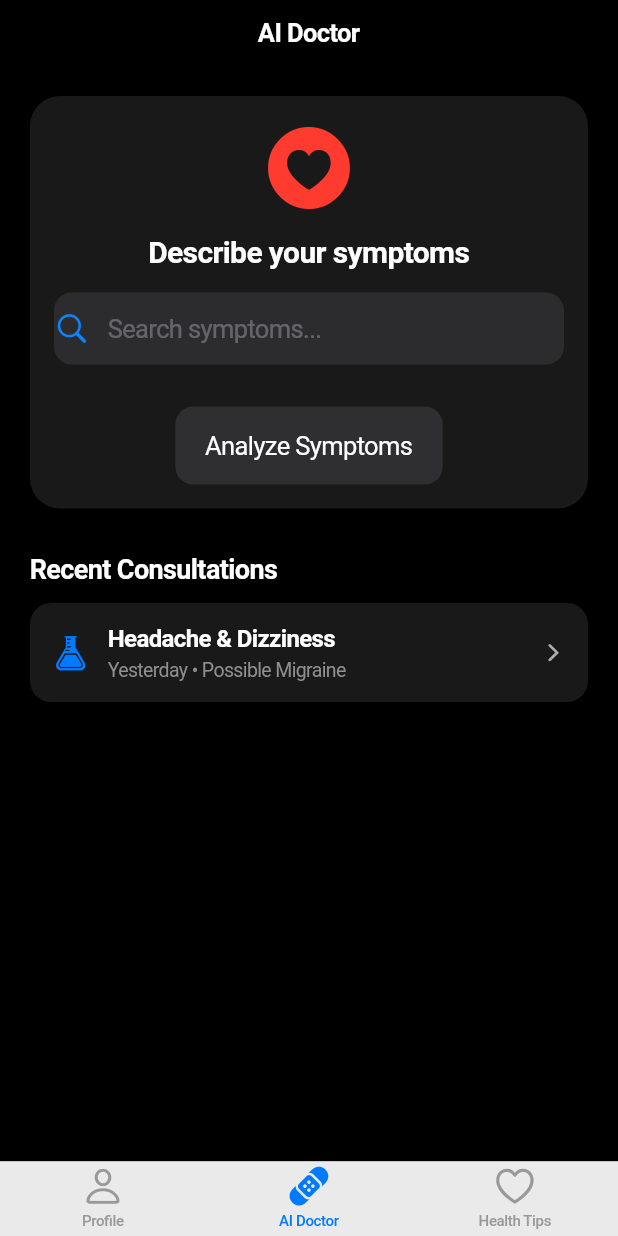
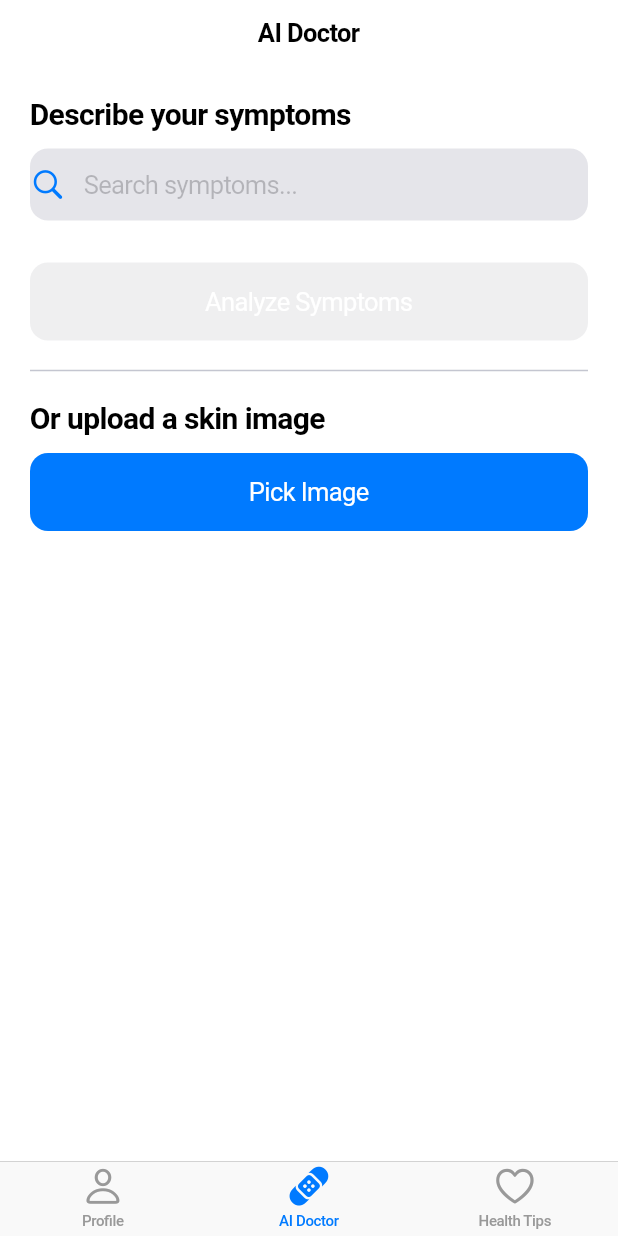
Before and after one commit to harshitt-goel/mydoc_ai, a Flutter app: the screen it shows after launch, item 2 of the bottom bar chosen, on a phone screen of 412 x 824 dp. Run offline on Flutter 3.47's test engine with Material 3 defaults, Android fonts, the phone set to English and light mode, and no system bars; our stand-ins replace flutter_dotenv, image_picker.

Commit message:
added image analysis

```diff
--- a/lib/pages/doctor_page.dart
+++ b/lib/pages/doctor_page.dart
@@ -1,5 +1,10 @@
+import 'dart:io';
+import 'dart:convert';
 import 'package:flutter/cupertino.dart';
 import 'package:flutter/material.dart';
+import 'package:image_picker/image_picker.dart';
+import 'package:http/http.dart' as http;
+import 'package:flutter_dotenv/flutter_dotenv.dart';
 import 'ai_service.dart';
 
 class DoctorPage extends StatefulWidget {
@@ -9,8 +14,8 @@ class DoctorPage extends StatefulWidget {
   State<DoctorPage> createState() => _DoctorPageState();
 }
 
-class _DoctorPageState extends State<DoctorPage>
-    with SingleTickerProviderStateMixin {
+class _DoctorPageState extends State<DoctorPage> {
+  // Symptom-related
   final List<String> _selectedSymptoms = [];
   final TextEditingController _symptomController = TextEditingController();
   final List<String> _allSymptoms = [
@@ -25,23 +30,21 @@ class _DoctorPageState extends State<DoctorPage>
     'Chest pain',
     'Muscle aches'
   ];
-
   List<String> _filteredSymptoms = [];
-  bool _isAnalyzing = false;
+  bool _isAnalyzingText = false;
   String _diagnosisResult = '';
   String _recommendedTreatment = '';
 
-  late AnimationController _animController;
-  late Animation<double> _fadeAnim;
+  // Image-related
+  File? _selectedImage;
+  bool _isAnalyzingImage = false;
+  String _imageDiagnosis = '';
 
   @override
   void initState() {
     super.initState();
     _filteredSymptoms = _allSymptoms;
     _symptomController.addListener(_filterSymptoms);
-    _animController =
-        AnimationController(vsync: this, duration: const Duration(milliseconds: 800));
-    _fadeAnim = CurvedAnimation(parent: _animController, curve: Curves.easeInOut);
   }
 
   void _filterSymptoms() {
@@ -80,7 +83,7 @@ class _DoctorPageState extends State<DoctorPage>
     if (_selectedSymptoms.isEmpty) return;
 
     setState(() {
-      _isAnalyzing = true;
+      _isAnalyzingText = true;
       _diagnosisResult = '';
       _recommendedTreatment = '';
     });
@@ -91,14 +94,69 @@ class _DoctorPageState extends State<DoctorPage>
         _diagnosisResult = "AI Diagnosis";
         _recommendedTreatment = result;
       });
-      _animController.forward(from: 0);
     } catch (e) {
       setState(() {
         _diagnosisResult = "Error";
         _recommendedTreatment = e.toString();
       });
     } finally {
-      setState(() => _isAnalyzing = false);
+      setState(() => _isAnalyzingText = false);
+    }
+  }
+
+  Future<void> _pickImage() async {
+    final picker = ImagePicker();
+    final pickedFile = await picker.pickImage(source: ImageSource.gallery);
+
+    if (pickedFile != null) {
+      setState(() {
+        _selectedImage = File(pickedFile.path);
+        _imageDiagnosis = '';
+      });
+      await _analyzeImage(_selectedImage!);
+    }
+  }
+
+  Future<void> _analyzeImage(File image) async {
+    setState(() {
+      _isAnalyzingImage = true;
+      _imageDiagnosis = '';
+    });
+
+    final bytes = await image.readAsBytes();
+    final apiKey = dotenv.env['HUGGINGFACE_API_KEY'];
+    const String apiUrl =
+        'https://api-inference.huggingface.co/models/dima806/skin-disease-classification';
+
+    try {
+      final response = await http.post(
+        Uri.parse(apiUrl),
+        headers: {
+          'Authorization': 'Bearer $apiKey',
+          'Content-Type': 'application/octet-stream',
+        },
+        body: bytes,
+      );
+
+      if (response.statusCode == 200) {
+        final resultJson = json.decode(response.body);
+        final prediction = resultJson[0]['label'];
+        final confidence = (resultJson[0]['score'] * 100).toStringAsFixed(2);
+
+        setState(() {
+          _imageDiagnosis = '$prediction (Confidence: $confidence%)';
+        });
+      } else {
+        setState(() {
+          _imageDiagnosis = 'API Error: ${response.statusCode}';
+        });
+      }
+    } catch (e) {
+      setState(() {
+        _imageDiagnosis = 'Error: $e';
+      });
+    } finally {
+      setState(() => _isAnalyzingImage = false);
     }
   }
 
@@ -114,8 +172,7 @@ class _DoctorPageState extends State<DoctorPage>
       child: Row(
         mainAxisSize: MainAxisSize.min,
         children: [
-          Text(text,
-              style: const TextStyle(color: CupertinoColors.white, fontSize: 14)),
+          Text(text, style: const TextStyle(color: CupertinoColors.white, fontSize: 14)),
           const SizedBox(width: 6),
           GestureDetector(
             onTap: () => _removeSymptom(text),
@@ -128,17 +185,8 @@ class _DoctorPageState extends State<DoctorPage>
   }
 
   @override
-  void dispose() {
-    _symptomController.dispose();
-    _animController.dispose();
-    super.dispose();
-  }
-
-  @override
   Widget build(BuildContext context) {
-    return CupertinoApp(
-      theme: const CupertinoThemeData(brightness: Brightness.dark),
-      home: CupertinoPageScaffold(
+    return CupertinoPageScaffold(
       navigationBar: CupertinoNavigationBar(
         middle: const Text("AI Doctor"),
         trailing: _selectedSymptoms.isNotEmpty
@@ -152,28 +200,14 @@ class _DoctorPageState extends State<DoctorPage>
         child: ListView(
           padding: const EdgeInsets.all(20),
           children: [
-              Container(
-                padding: const EdgeInsets.all(16),
-                decoration: BoxDecoration(
-                  color: CupertinoColors.systemGrey6.withOpacity(0.1),
-                  borderRadius: BorderRadius.circular(20),
-                ),
-                child: Column(
-                  children: [
-                    const Icon(CupertinoIcons.heart_circle_fill,
-                        color: CupertinoColors.systemRed, size: 64),
+            // 🔍 Symptom Checker
+            const Text("Describe your symptoms", style: TextStyle(fontSize: 20, fontWeight: FontWeight.bold)),
             const SizedBox(height: 12),
-                    const Text(
-                      "Describe your symptoms",
-                      style: TextStyle(fontSize: 20, fontWeight: FontWeight.bold),
-                    ),
-                    const SizedBox(height: 16),
             CupertinoTextField(
               controller: _symptomController,
               placeholder: 'Search symptoms...',
               prefix: const Icon(CupertinoIcons.search),
-                      padding:
-                      const EdgeInsets.symmetric(vertical: 14, horizontal: 12),
+              padding: const EdgeInsets.symmetric(vertical: 14, horizontal: 12),
               style: const TextStyle(color: CupertinoColors.white),
               decoration: BoxDecoration(
                 color: CupertinoColors.systemGrey5,
@@ -181,113 +215,60 @@ class _DoctorPageState extends State<DoctorPage>
               ),
             ),
             const SizedBox(height: 12),
-                    if (_selectedSymptoms.isNotEmpty)
-                      Wrap(
-                        children: _selectedSymptoms.map(_buildChip).toList(),
-                      ),
+            if (_selectedSymptoms.isNotEmpty) Wrap(children: _selectedSymptoms.map(_buildChip).toList()),
             if (_symptomController.text.isNotEmpty)
               ..._filteredSymptoms.map((symptom) => CupertinoButton(
-                        padding: const EdgeInsets.symmetric(
-                            vertical: 6, horizontal: 4),
+                padding: const EdgeInsets.symmetric(vertical: 6, horizontal: 4),
                 onPressed: () => _addSymptom(symptom),
                 child: Row(
                   children: [
                     const Icon(CupertinoIcons.plus_circle,
                         size: 18, color: CupertinoColors.activeBlue),
                     const SizedBox(width: 6),
-                            Text(symptom,
-                                style: const TextStyle(
-                                    color: CupertinoColors.white)),
+                    Text(symptom, style: const TextStyle(color: CupertinoColors.white)),
                   ],
                 ),
               )),
             const SizedBox(height: 16),
             CupertinoButton.filled(
-                      onPressed:
-                      _selectedSymptoms.isEmpty ? null : _analyzeSymptoms,
-                      child: _isAnalyzing
+              onPressed: _selectedSymptoms.isEmpty ? null : _analyzeSymptoms,
+              child: _isAnalyzingText
                   ? const CupertinoActivityIndicator()
                   : const Text("Analyze Symptoms"),
             ),
-                  ],
-                ),
-              ),
 
-              // Result area
+            // 🧠 Symptom result
             if (_diagnosisResult.isNotEmpty) ...[
               const SizedBox(height: 30),
-                FadeTransition(
-                  opacity: _fadeAnim,
-                  child: Container(
-                    padding: const EdgeInsets.all(16),
-                    decoration: BoxDecoration(
-                      color: CupertinoColors.darkBackgroundGray.withOpacity(0.8),
-                      borderRadius: BorderRadius.circular(16),
+              Text(_diagnosisResult, style: const TextStyle(fontSize: 18, fontWeight: FontWeight.bold)),
+              const SizedBox(height: 6),
+              Text("Recommended Treatment:", style: TextStyle(color: CupertinoColors.systemGrey)),
+              const SizedBox(height: 4),
+              Text(_recommendedTreatment),
+            ],
+
+            const Divider(height: 40),
+
+            // 📸 Image-based Diagnosis
+            const Text("Or upload a skin image", style: TextStyle(fontSize: 20, fontWeight: FontWeight.bold)),
+            const SizedBox(height: 12),
+            CupertinoButton.filled(
+              child: const Text('Pick Image'),
+              onPressed: _pickImage,
             ),
-                    child: Column(
-                      crossAxisAlignment: CrossAxisAlignment.start,
-                      children: [
-                        Text(_diagnosisResult,
-                            style: const TextStyle(
-                                fontSize: 18, fontWeight: FontWeight.bold)),
-                        const SizedBox(height: 8),
-                        const Text("Recommended Treatment:",
-                            style: TextStyle(
-                                fontSize: 15,
-                                color: CupertinoColors.systemGrey)),
-                        const SizedBox(height: 6),
-                        Text(_recommendedTreatment,
-                            style: const TextStyle(fontSize: 16)),
-                      ],
+            const SizedBox(height: 12),
+            if (_selectedImage != null) Image.file(_selectedImage!, height: 200),
+            if (_isAnalyzingImage)
+              const Padding(
+                padding: EdgeInsets.only(top: 12),
+                child: CupertinoActivityIndicator(),
               ),
-                  ),
+            if (_imageDiagnosis.isNotEmpty)
+              Padding(
+                padding: const EdgeInsets.only(top: 12),
+                child: Text("Image Diagnosis: $_imageDiagnosis"),
               ),
           ],
-
-              const SizedBox(height: 30),
-
-              const Text("Recent Consultations",
-                  style: TextStyle(fontSize: 18, fontWeight: FontWeight.bold)),
-              const SizedBox(height: 12),
-
-              // Custom Cupertino-styled recent consultation
-              GestureDetector(
-                onTap: () {},
-                child: Container(
-                  padding: const EdgeInsets.all(14),
-                  margin: const EdgeInsets.only(bottom: 12),
-                  decoration: BoxDecoration(
-                    color: CupertinoColors.systemGrey6.withOpacity(0.1),
-                    borderRadius: BorderRadius.circular(14),
-                  ),
-                  child: Row(
-                    children: [
-                      const Icon(CupertinoIcons.lab_flask_solid,
-                          size: 26, color: CupertinoColors.systemBlue),
-                      const SizedBox(width: 12),
-                      Expanded(
-                        child: Column(
-                          crossAxisAlignment: CrossAxisAlignment.start,
-                          children: const [
-                            Text("Headache & Dizziness",
-                                style: TextStyle(
-                                    fontSize: 16, fontWeight: FontWeight.w600)),
-                            SizedBox(height: 4),
-                            Text("Yesterday • Possible Migraine",
-                                style: TextStyle(
-                                    fontSize: 13,
-                                    color: CupertinoColors.systemGrey)),
-                          ],
-                        ),
-                      ),
-                      const Icon(CupertinoIcons.chevron_forward,
-                          color: CupertinoColors.systemGrey2, size: 18),
-                    ],
-                  ),
-                ),
-              ),
-            ],
-          ),
         ),
       ),
     );
--- a/pubspec.yaml
+++ b/pubspec.yaml
@@ -30,7 +30,9 @@ environment:
 dependencies:
   flutter:
     sdk: flutter
+  image_picker: ^1.0.4
   http: ^0.13.6
+  flutter_dotenv: ^5.1.0
 
   # The following adds the Cupertino Icons font to your application.
   # Use with the CupertinoIcons class for iOS style icons.
```
Also changed, not shown: pubspec.lock, 8 other files. Lines whose indentation alone changed are shown as unchanged.
